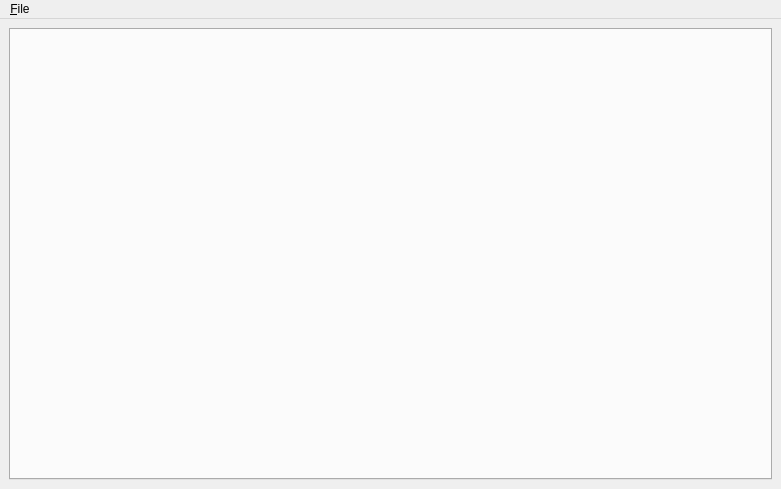
Before: the Qt Designer form scripts/resources/dump.ui in EasyCrypt/easycrypt, drawn with Qt 5.
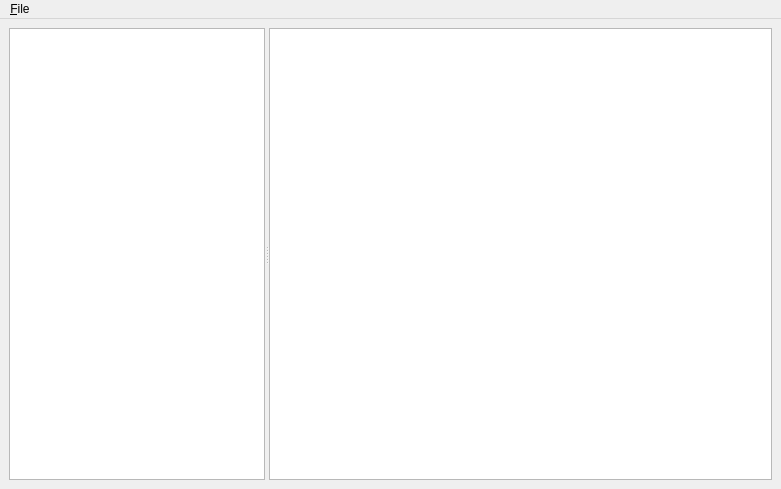
After: the same form once the commit is applied.

Commit message: Better GUI (tabs -> list selection) for dumpui in presence of hundreds of dumps.

```diff
--- a/scripts/resources/dump.ui
+++ b/scripts/resources/dump.ui
@@ -16,7 +16,29 @@
   <widget class="QWidget" name="centralwidget">
    <layout class="QVBoxLayout" name="verticalLayout">
     <item>
-     <widget class="QTabWidget" name="tabs"/>
+     <widget class="QSplitter" name="splitter">
+      <property name="orientation">
+       <enum>Qt::Horizontal</enum>
+      </property>
+      <widget class="QListWidget" name="dumpsList"/>
+      <widget class="QTreeView" name="dumpView">
+       <property name="sizePolicy">
+        <sizepolicy hsizetype="Expanding" vsizetype="Expanding">
+         <horstretch>2</horstretch>
+         <verstretch>0</verstretch>
+        </sizepolicy>
+       </property>
+       <property name="alternatingRowColors">
+        <bool>true</bool>
+       </property>
+       <property name="uniformRowHeights">
+        <bool>true</bool>
+       </property>
+       <attribute name="headerVisible">
+        <bool>false</bool>
+       </attribute>
+      </widget>
+     </widget>
     </item>
    </layout>
   </widget>
```
The commit also changes 1 other file.
